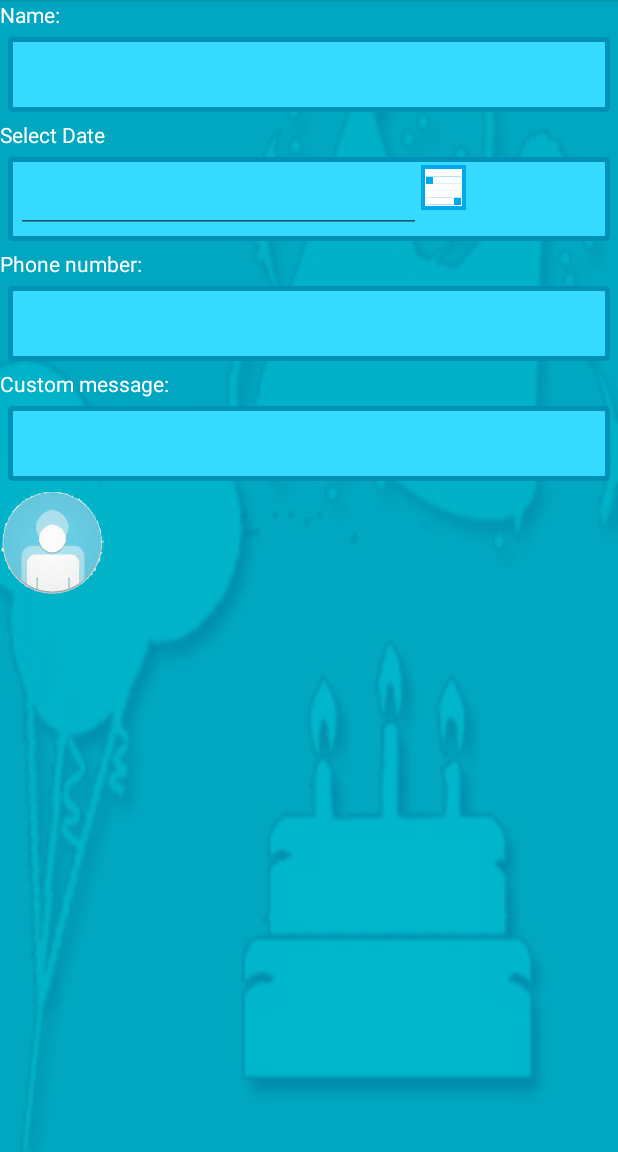
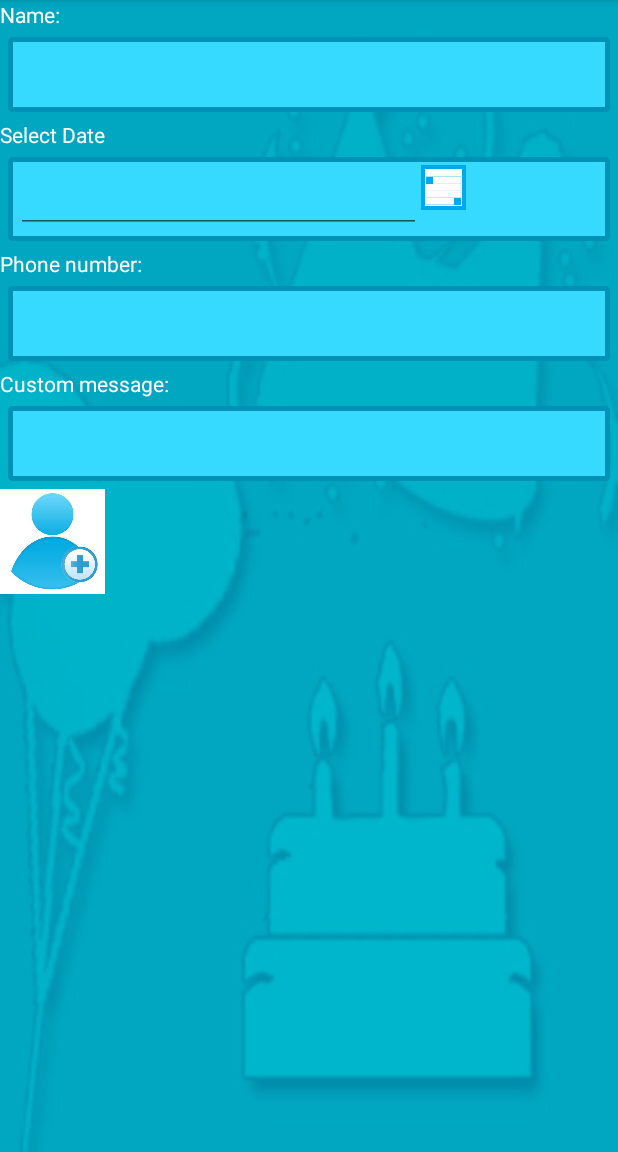
Before and after one commit to hannerygge/S198607.s198713_mappe2, an Android app: the Contact screen opened directly, with no data from a screen before it, on a phone screen of 412 x 824 dp, the part 84-1236 px from its top. Run offline under Robolectric (Android 15) with nearby library versions, the phone set to English and light mode, and no system bars.

Commit message:
masse rart

```diff
--- a/app/src/main/res/layout/new_contact.xml
+++ b/app/src/main/res/layout/new_contact.xml
@@ -91,5 +91,5 @@
         android:layout_width="70dp"
         android:layout_height="70dp"
         android:id="@+id/newcontactbutton"
-        android:background="@drawable/testing"/>
+        android:background="@drawable/newkontakter"/>
 </LinearLayout>
```
Also changed, not shown: app/src/main/res/drawable/newkontakter.jpg (added), app/src/main/res/drawable/nykontakt.jpg (added).
